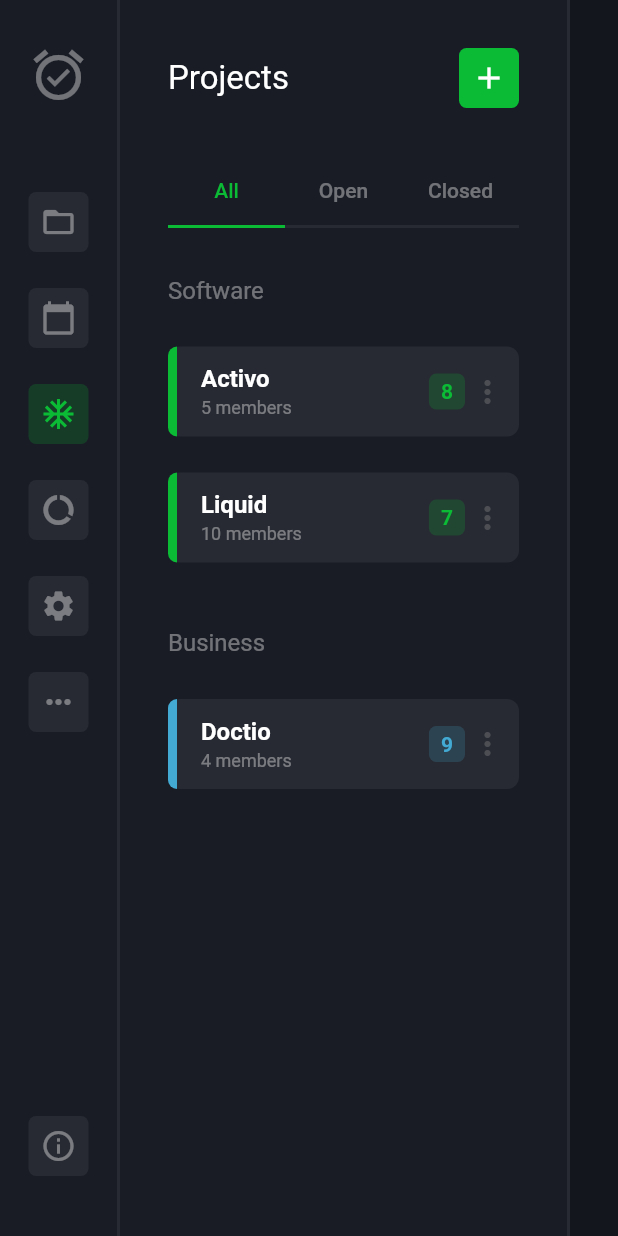
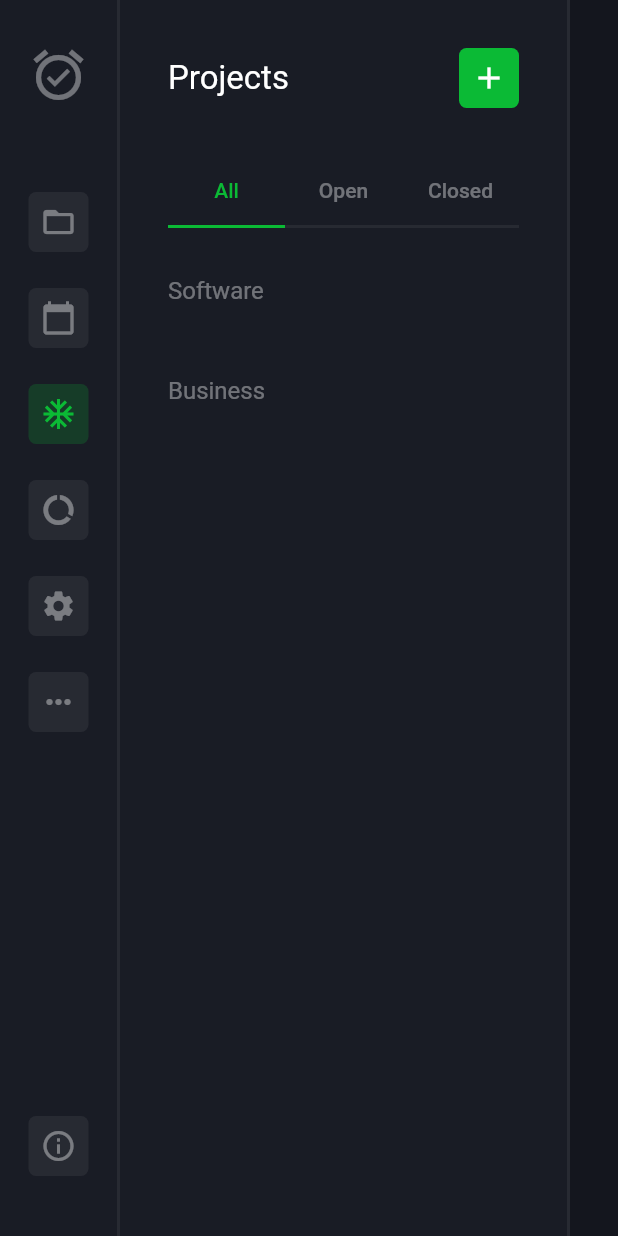
Before and after one commit to VedaDom/task, a Flutter app: the screen it shows after launch, on a phone screen of 412 x 824 dp. Run offline on Flutter 3.47's test engine with Material 2 defaults, Android fonts, the phone set to English and light mode, and no system bars.

Commit message:
remove some stuff

```diff
--- a/lib/main.dart
+++ b/lib/main.dart
@@ -548,22 +548,7 @@ class TabView extends StatelessWidget {
           height: 16,
         ),
         Column(
-          children: [
-            ProjectCard(
-              projectName: "Activo",
-              isSelected: false,
-              numberOfMembers: 5,
-              numberOfUncompletedTasks: 8,
-              color: Color(0xff0bba35),
-            ),
-            ProjectCard(
-              projectName: "Liquid",
-              isSelected: false,
-              numberOfMembers: 10,
-              numberOfUncompletedTasks: 7,
-              color: Color(0xff0bba35),
-            ),
-          ],
+          children: [],
         ),
         SizedBox(
           height: 32,
@@ -579,133 +564,9 @@ class TabView extends StatelessWidget {
           height: 16,
         ),
         Column(
-          children: [
-            ProjectCard(
-              projectName: "Doctio",
-              isSelected: false,
-              numberOfMembers: 4,
-              numberOfUncompletedTasks: 9,
-              color: Color(0xff42aad3),
-            ),
-          ],
+          children: [],
         ),
       ],
     );
   }
 }
-
-class ProjectCard extends StatelessWidget {
-  const ProjectCard({
-    Key key,
-    this.projectName,
-    this.isSelected,
-    this.numberOfUncompletedTasks,
-    this.numberOfMembers,
-    this.color,
-  }) : super(key: key);
-
-  final String projectName;
-  final bool isSelected;
-  final int numberOfUncompletedTasks;
-  final int numberOfMembers;
-  final Color color;
-
-  @override
-  Widget build(BuildContext context) {
-    return Container(
-      margin: EdgeInsets.symmetric(vertical: 12),
-      height: 60,
-      decoration: isSelected
-          ? BoxDecoration(
-              borderRadius: BorderRadius.circular(8),
-              border: Border.all(
-                color: color,
-                width: 1,
-              ),
-              color: Color(0xbba3a1a4).withOpacity(.1),
-            )
-          : BoxDecoration(
-              borderRadius: BorderRadius.circular(8),
-              color: Color(0xbba3a1a4).withOpacity(.1),
-            ),
-      child: Row(
-        children: [
-          Container(
-            width: 6,
-            height: 60,
-            decoration: BoxDecoration(
-              color: color,
-              borderRadius: BorderRadius.only(
-                topLeft: Radius.circular(8),
-                bottomLeft: Radius.circular(8),
-              ),
-            ),
-          ),
-          SizedBox(
-            width: 6,
-          ),
-          Padding(
-            padding: const EdgeInsets.all(10),
-            child: Column(
-              crossAxisAlignment: CrossAxisAlignment.start,
-              mainAxisAlignment: MainAxisAlignment.center,
-              children: [
-                Text(
-                  projectName,
-                  style: TextStyle(
-                    color: Colors.white,
-                    fontSize: 16,
-                    fontWeight: FontWeight.bold,
-                  ),
-                ),
-                SizedBox(
-                  height: 3,
-                ),
-                Text(
-                  "$numberOfMembers members",
-                  style: TextStyle(
-                    color: Colors.white38,
-                    fontSize: 12,
-                  ),
-                ),
-              ],
-            ),
-          ),
-          Expanded(
-            child: Container(),
-          ),
-          Container(
-            padding: EdgeInsets.symmetric(
-              vertical: 4,
-              horizontal: 8,
-            ),
-            decoration: BoxDecoration(
-              color: color.withOpacity(.2),
-              borderRadius: BorderRadius.circular(5),
-            ),
-            child: Text(
-              numberOfUncompletedTasks.toString(),
-              style: TextStyle(
-                color: color,
-                fontWeight: FontWeight.bold,
-              ),
-            ),
-          ),
-          InkWell(
-            child: Padding(
-              padding: const EdgeInsets.all(3),
-              child: Icon(
-                Icons.more_vert,
-                color: Color(0xbba3a1a4).withOpacity(.3),
-              ),
-            ),
-            onTap: () {},
-          ),
-          SizedBox(
-            width: 6,
-          ),
-        ],
-      ),
-    );
-  }
-}
```
